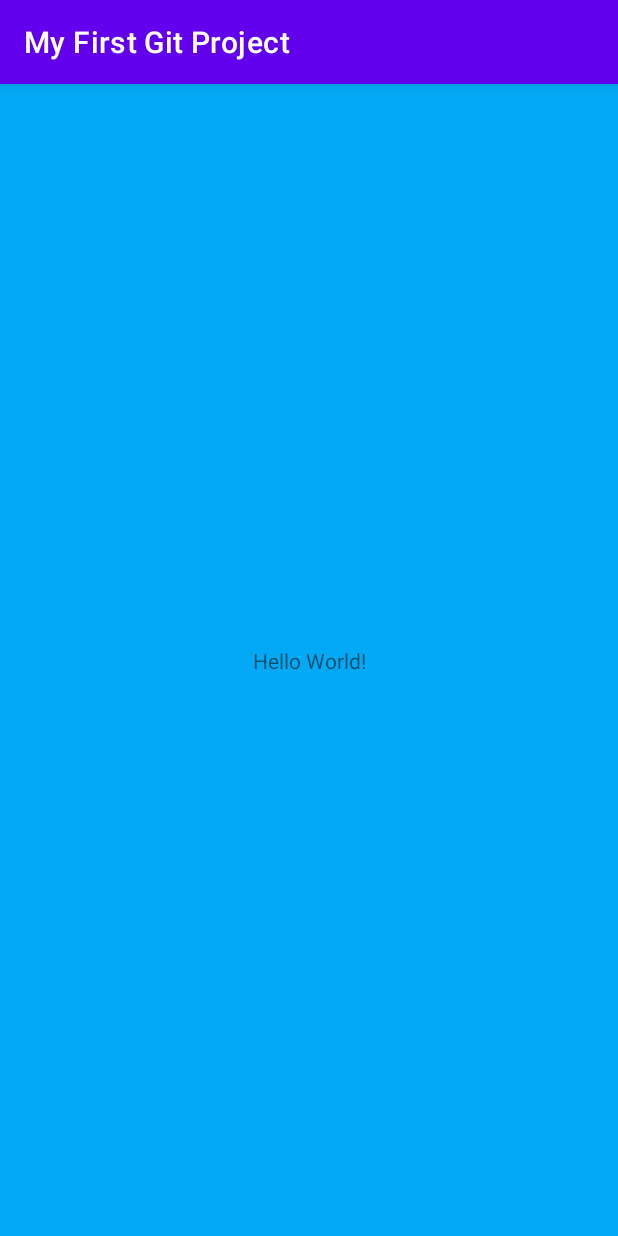
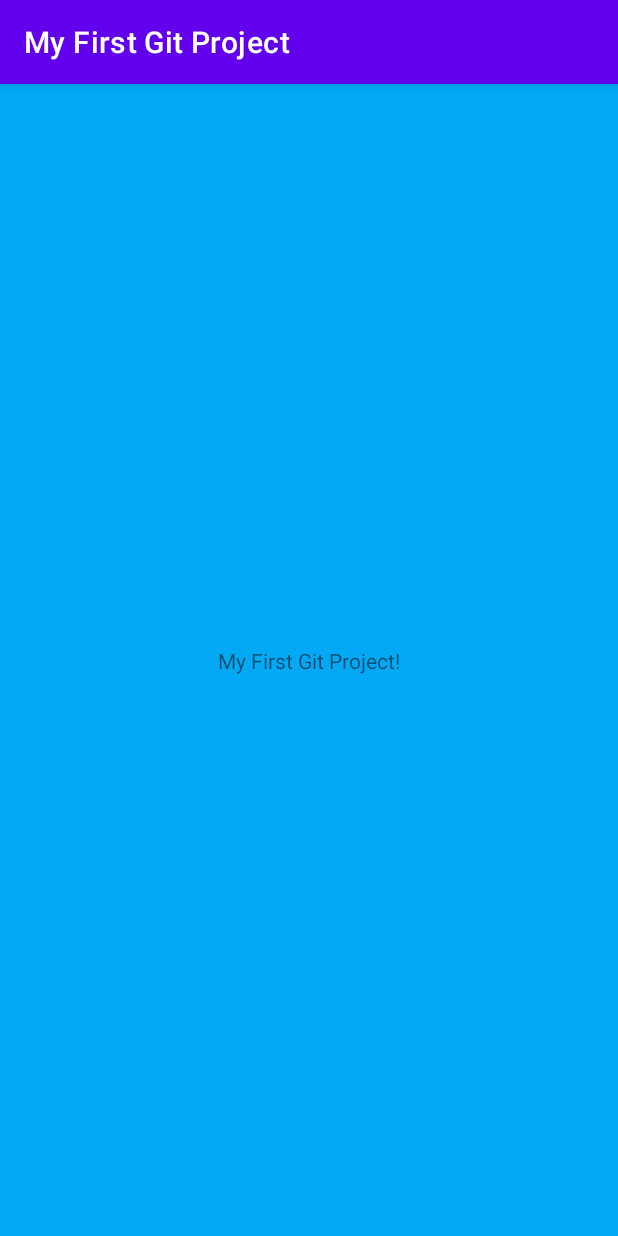
Before and after one commit to M4rk3nson/MyFirstGitProject, an Android app: the screen it shows after launch (MainActivity), on a phone screen of 412 x 824 dp. Run offline under Robolectric (Android 15) with nearby library versions, the phone set to English and light mode, and no system bars.

Commit message:
Change textView

```diff
--- a/app/src/main/res/layout/activity_main.xml
+++ b/app/src/main/res/layout/activity_main.xml
@@ -10,7 +10,7 @@
     <TextView
         android:layout_width="wrap_content"
         android:layout_height="wrap_content"
-        android:text="Hello World!"
+        android:text="My First Git Project!"
         app:layout_constraintBottom_toBottomOf="parent"
         app:layout_constraintLeft_toLeftOf="parent"
         app:layout_constraintRight_toRightOf="parent"
```
